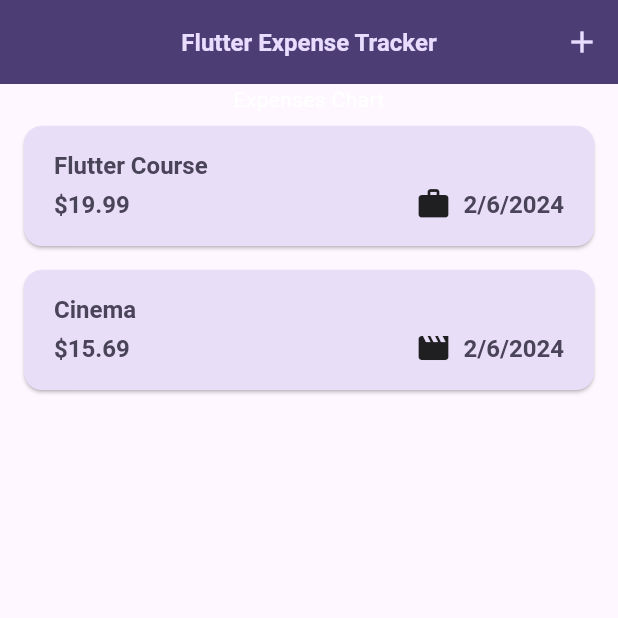
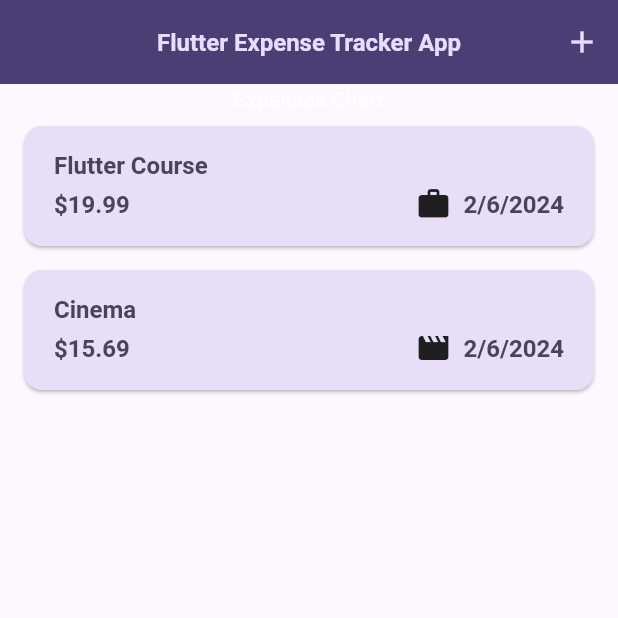
Before and after one commit to Md-Shoyab/Expense-tracker, a Flutter app: the screen it shows after launch, on a phone screen of 412 x 824 dp, the top half of it. Run offline on Flutter 3.47's test engine with Material 3 defaults, Android fonts, the phone set to English and light mode, and no system bars.

Commit message:
Change App Name

```diff
--- a/lib/widgets/expenses.dart
+++ b/lib/widgets/expenses.dart
@@ -78,7 +78,7 @@ class _ExpensesState extends State<Expenses> {
     }
     return Scaffold(
       appBar: AppBar(
-        title: const Text('Flutter Expense Tracker'),
+        title: const Text('Flutter Expense Tracker App'),
         centerTitle: true,
         actions: [
           IconButton(
```
